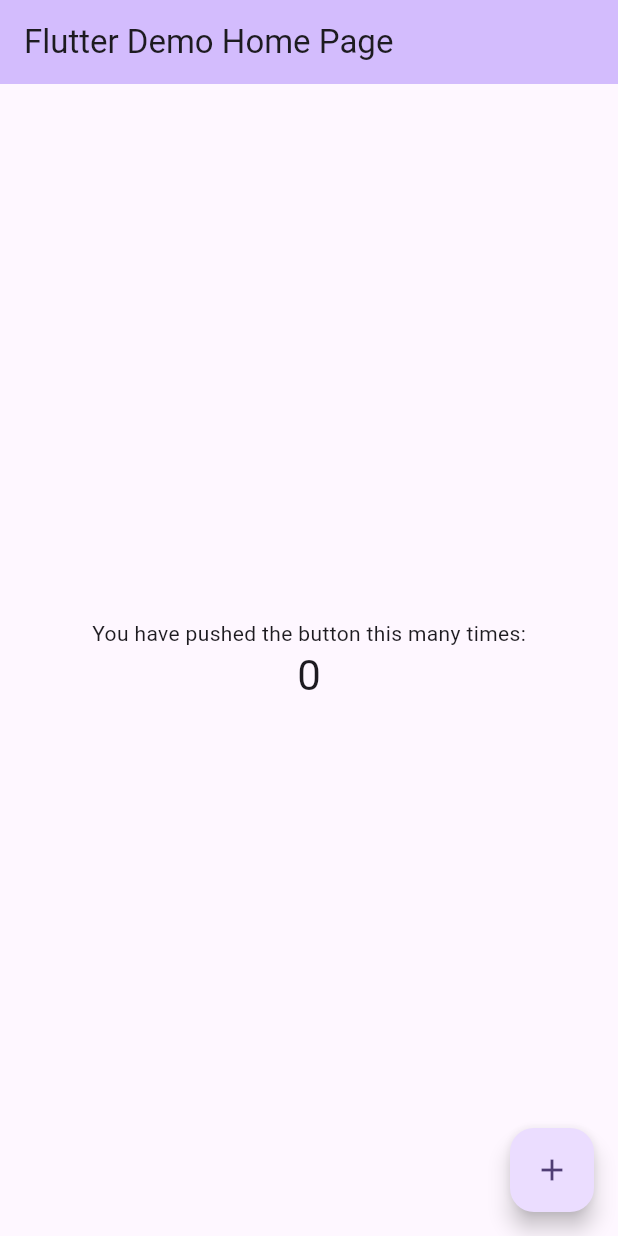
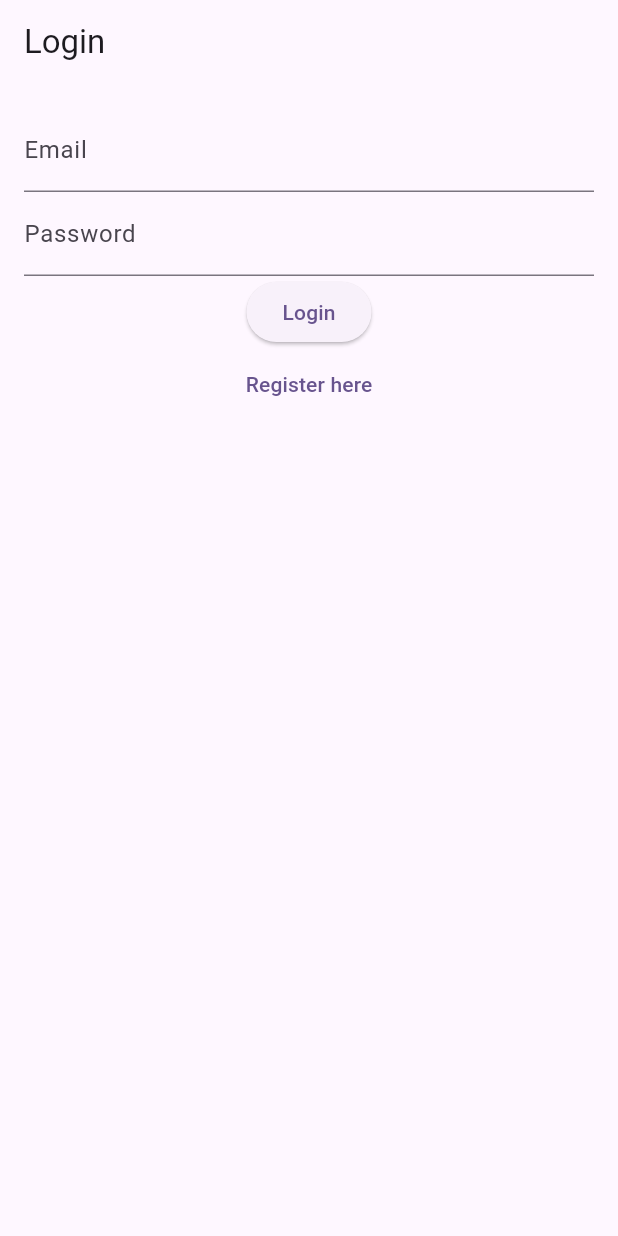
Before and after one commit to kolasara/UF-ISI-Project, a Flutter app: the screen it shows after launch, on a phone screen of 412 x 824 dp. Run offline on Flutter 3.47's test engine with Material 3 defaults, Android fonts, the phone set to English and light mode, and no system bars; our stand-ins replace cloud_firestore, firebase_auth, firebase_core; accounts and stored records are empty.

Commit message:
Added firebase/firestore to authenticate users on the login/register pages

```diff
--- /dev/null
+++ b/app/lib/login_page.dart
@@ -0,0 +1,81 @@
+import 'package:flutter/material.dart';
+import 'package:firebase_auth/firebase_auth.dart';
+import 'home_page.dart';
+import 'register_page.dart';
+
+class LoginPage extends StatefulWidget {
+  @override
+  _LoginPageState createState() => _LoginPageState();
+}
+
+class _LoginPageState extends State<LoginPage> {
+  final FirebaseAuth _auth = FirebaseAuth.instance;
+  final GlobalKey<FormState> _formKey = GlobalKey<FormState>();
+  late String _email, _password;
+
+  Future<void> _login() async {
+    if (_formKey.currentState!.validate()) {
+      _formKey.currentState!.save();
+      try {
+        UserCredential user = await _auth.signInWithEmailAndPassword(
+          email: _email,
+          password: _password,
+        );
+        Navigator.pushReplacement(
+          context,
+          MaterialPageRoute(builder: (context) => HomePage(user: user.user)),
+        );
+      } catch (e) {
+        showDialog(
+          context: context,
+          builder: (context) => AlertDialog(
+            title: Text('Error'),
+            content: Text(e.toString()),
+          ),
+        );
+      }
+    }
+  }
+
+  @override
+  Widget build(BuildContext context) {
+    return Scaffold(
+      appBar: AppBar(title: Text("Login")),
+      body: Padding(
+        padding: EdgeInsets.all(16.0),
+        child: Form(
+          key: _formKey,
+          child: Column(
+            children: <Widget>[
+              TextFormField(
+                validator: (input) => input!.isEmpty ? 'Enter Email' : null,
+                decoration: InputDecoration(labelText: 'Email'),
+                onSaved: (input) => _email = input!,
+              ),
+              TextFormField(
+                validator: (input) =>
+                    input!.length < 6 ? 'Provide Minimum 6 Characters' : null,
+                decoration: InputDecoration(labelText: 'Password'),
+                obscureText: true,
+                onSaved: (input) => _password = input!,
+              ),
+              ElevatedButton(
+                onPressed: _login,
+                child: Text('Login'),
+              ),
+              TextButton(
+                onPressed: () {
+                  Navigator.push(
+                    context,
+                    MaterialPageRoute(builder: (context) => RegisterPage()),
+                  );
+                },
+                child: Text('Register here'),
+              ),
+            ],
+          ),
+        ),
+      ),
+    );
+  }
+}
--- a/app/lib/main.dart
+++ b/app/lib/main.dart
@@ -1,6 +1,17 @@
+import 'package:flutter/foundation.dart';
 import 'package:flutter/material.dart';
+import 'package:firebase_core/firebase_core.dart';
+import 'login_page.dart';
 
-void main() {
+void main() async {
+  WidgetsFlutterBinding.ensureInitialized();
+  if (kIsWeb) {
+    //Initialize app for web. Code needs to be added here
+  } else {
+    //For andriod or IOS
+    await Firebase.initializeApp();
+  }
+
   runApp(const MyApp());
 }
 
@@ -31,7 +42,7 @@
         colorScheme: ColorScheme.fromSeed(seedColor: Colors.deepPurple),
         useMaterial3: true,
       ),
-      home: const MyHomePage(title: 'Flutter Demo Home Page'),
+      home: LoginPage(),
     );
   }
 }
--- a/app/pubspec.yaml
+++ b/app/pubspec.yaml
@@ -30,6 +30,9 @@ environment:
 dependencies:
   flutter:
     sdk: flutter
+  firebase_core: ^3.6.0
+  firebase_auth: ^5.3.1
+  cloud_firestore: ^5.4.4
 
 
   # The following adds the Cupertino Icons font to your application.
@@ -45,7 +48,7 @@ dev_dependencies:
   # activated in the `analysis_options.yaml` file located at the root of your
   # package. See that file for information about deactivating specific lint
   # rules and activating additional ones.
-  flutter_lints: ^4.0.0
+  flutter_lints: ^5.0.0
 
 # For information on the generic Dart part of this file, see the
 # following page: https://dart.dev/tools/pub/pubspec
```
Also changed, not shown: app/lib/home_page.dart (added, +39 -0 lines), app/lib/register_page.dart (added, +82 -0 lines), app/pubspec.lock, 6 other files.
